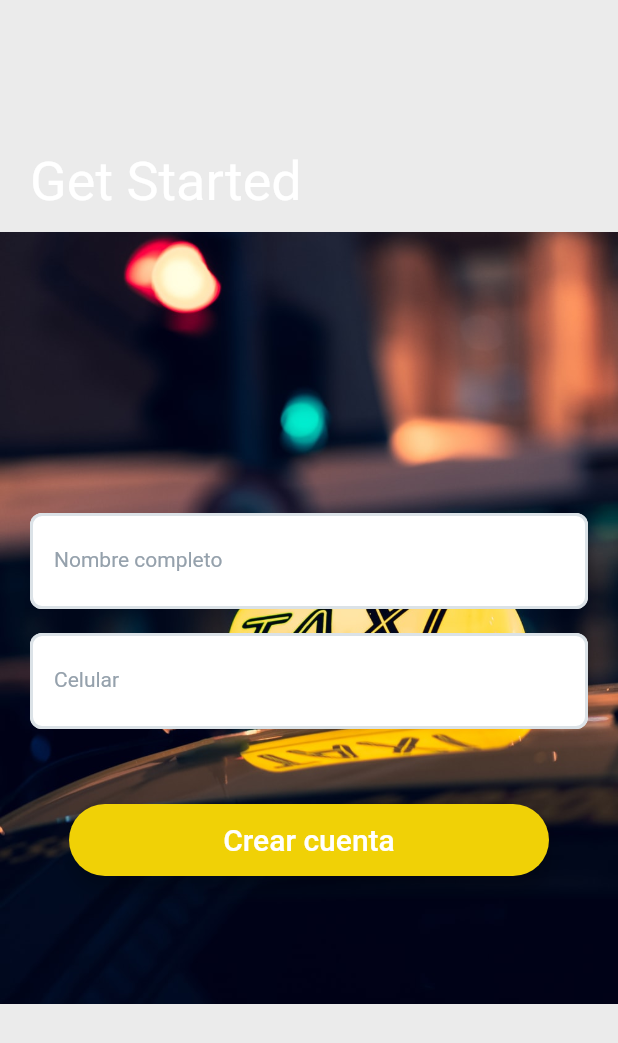
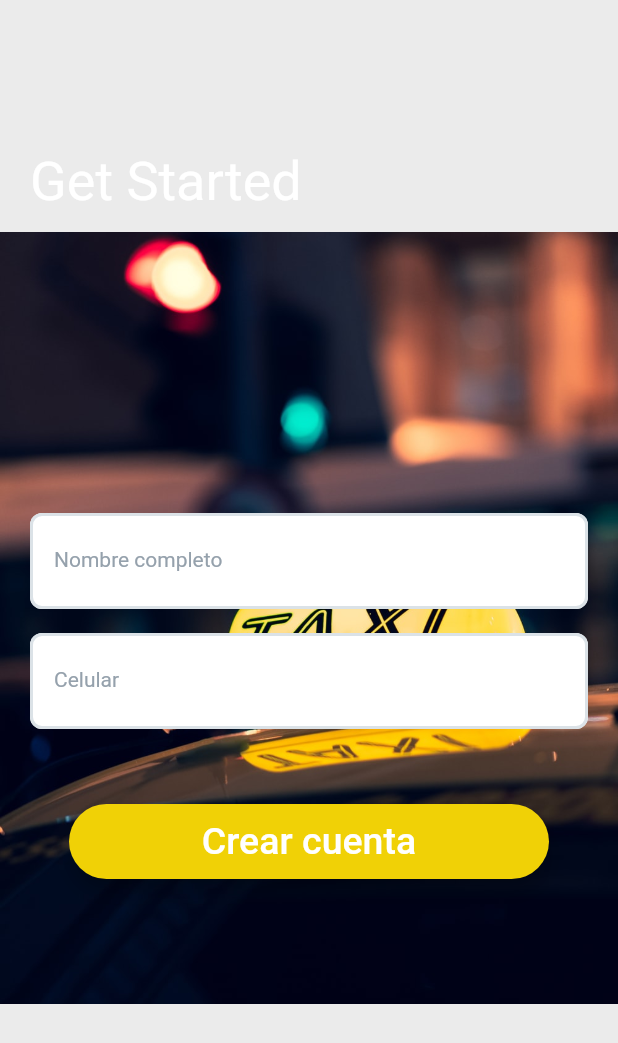
Before and after one commit to Nicole-Hf/Nuevo_proyecto_Sw, a Flutter app: the screen it shows after launch, on a phone screen of 412 x 824 dp. Shown: the top 1043 px of the screen. Run offline on Flutter 3.47's test engine with Material 2 defaults, Android fonts, the phone set to English and light mode, and no system bars; our stand-ins replace easy_debounce, google_maps_flutter; Roboto replaces fonts that are missing (Lexend Deca).

```diff
--- a/lib/widgets/button_widget.dart
+++ b/lib/widgets/button_widget.dart
@@ -17,10 +17,10 @@ class RoundedButton extends StatelessWidget {
           onBtnPressed();
         },
         minWidth: 320,
-        height: 40,
+        height: 50,
         child: Text(
           btnText,
-          style: const TextStyle(color: Colors.white, fontSize: 20),
+          style: const TextStyle(color: Colors.white, fontSize: 25),
         ),
       ),
     );
```
